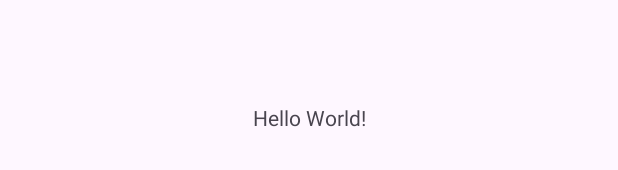
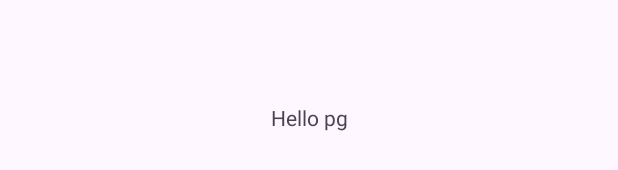
Before and after one commit to prathmesh-ghatmal/cravecart, an Android app: the layout activity_main.xml on its own in the app's theme, with its tools: preview values and no code run, on a phone screen of 412 x 824 dp. Shown: the part 501-671 px from the top of the screen. Run offline under Robolectric (Android 15) with nearby library versions, the phone set to English and light mode, and no system bars.

Commit message:
test commit

```diff
--- a/app/src/main/res/layout/activity_main.xml
+++ b/app/src/main/res/layout/activity_main.xml
@@ -9,7 +9,7 @@
     <TextView
         android:layout_width="wrap_content"
         android:layout_height="wrap_content"
-        android:text="Hello World!"
+        android:text="Hello pg"
         app:layout_constraintBottom_toBottomOf="parent"
         app:layout_constraintEnd_toEndOf="parent"
         app:layout_constraintStart_toStartOf="parent"
```
